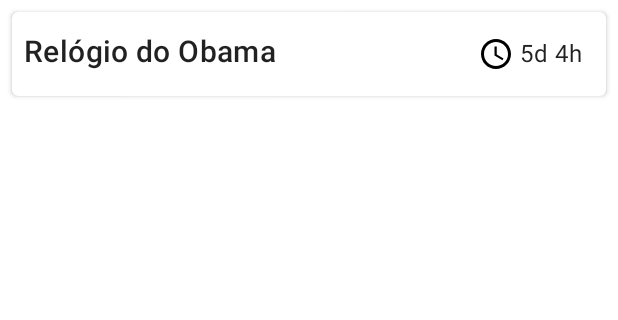
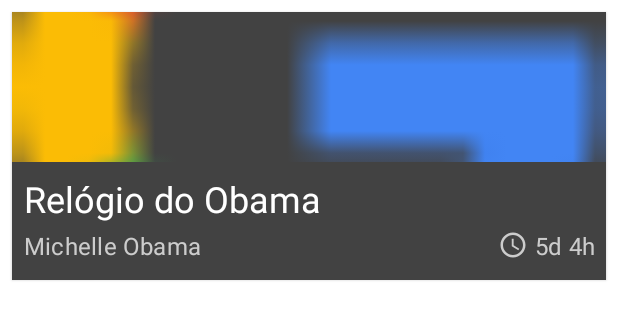
Before and after one commit to CleytonGoncalves/ofertala, an Android app: the layout item_auction.xml on its own in the app's theme, with its tools: preview values and no code run, on a phone screen of 412 x 824 dp. Shown: the top 320 px of the screen. Run offline under Robolectric (Android 15) with nearby library versions, the phone set to English and light mode, and no system bars.

Commit message:
Add auction image

```diff
--- a/app/src/main/res/drawable/ic_access_time_black_24dp.xml
+++ b/app/src/main/res/drawable/ic_access_time_black_24dp.xml
@@ -1,6 +1,6 @@
 <vector xmlns:android="http://schemas.android.com/apk/res/android"
-        android:width="24dp"
-        android:height="24dp"
+        android:width="20dp"
+        android:height="20dp"
         android:viewportWidth="24.0"
         android:viewportHeight="24.0">
     <path
--- a/app/src/main/res/layout/activity_main.xml
+++ b/app/src/main/res/layout/activity_main.xml
@@ -2,7 +2,8 @@
 <androidx.coordinatorlayout.widget.CoordinatorLayout xmlns:android="http://schemas.android.com/apk/res/android"
     xmlns:app="http://schemas.android.com/apk/res-auto"
     android:layout_width="match_parent"
-    android:layout_height="match_parent">
+    android:layout_height="match_parent"
+    android:background="@color/chuck_status_default">
 
     <com.google.android.material.appbar.AppBarLayout
         android:layout_width="match_parent"
--- a/app/src/main/res/layout/item_auction.xml
+++ b/app/src/main/res/layout/item_auction.xml
@@ -2,42 +2,73 @@
 
 
 <androidx.cardview.widget.CardView xmlns:android="http://schemas.android.com/apk/res/android"
-    xmlns:card_view="http://schemas.android.com/apk/res-auto"
+    xmlns:app="http://schemas.android.com/apk/res-auto"
     xmlns:tools="http://schemas.android.com/tools"
     android:id="@+id/auction_card"
     android:layout_width="match_parent"
     android:layout_height="wrap_content"
-    card_view:cardCornerRadius="4dp"
-    android:background="?attr/selectableItemBackground"
-    android:layout_margin="8dp">
+    style="@style/Widget.MaterialComponents.CardView"
+    app:cardBackgroundColor="@color/cardview_dark_background"
+    android:layout_marginLeft="@dimen/mtrl_card_spacing"
+    android:layout_marginTop="@dimen/mtrl_card_spacing"
+    android:layout_marginRight="@dimen/mtrl_card_spacing"
+    android:layout_marginBottom="@dimen/mtrl_card_spacing">
 
     <LinearLayout
         android:layout_width="match_parent"
         android:layout_height="match_parent"
-        android:orientation="horizontal">
+        android:orientation="vertical"
+        android:paddingBottom="12dp">
+
+        <ImageView
+            android:id="@+id/auction_img"
+            android:layout_width="match_parent"
+            android:layout_height="100dp"
+            android:scaleType="centerCrop"
+            tools:src="@drawable/googleg_standard_color_18"/>
 
         <TextView
             android:id="@+id/auction_title"
+            android:layout_width="match_parent"
+            android:layout_height="wrap_content"
+            android:layout_marginTop="8dp"
+            android:paddingRight="8dp"
+            android:paddingLeft="8dp"
+            android:textColor="@color/common_google_signin_btn_text_dark"
+            android:textAppearance="@style/TextAppearance.MaterialComponents.Headline5"
+            tools:text="Relógio do Obama" />
+
+        <LinearLayout
+            android:paddingRight="8dp"
+            android:paddingLeft="8dp"
+            android:layout_width="match_parent"
+            android:layout_height="wrap_content"
+            android:orientation="horizontal"
+            android:layout_marginTop="4dp">
+
+            <TextView
+                android:id="@+id/auction_seller"
                 android:layout_width="0dp"
+                android:layout_weight="1"
                 android:layout_height="wrap_content"
-            android:paddingStart="8dp"
-            android:paddingEnd="2dp"
-            android:paddingTop="8dp"
-            android:paddingBottom="8dp"
-            android:textAppearance="@style/TextAppearance.MaterialComponents.Headline6"
-            android:layout_weight="1"
-            tools:text="Relógio do Obama" />
+                android:gravity="center_vertical"
+                android:textColor="#CCCCCC"
+                android:textAppearance="@style/TextAppearance.MaterialComponents.Subtitle1"
+                tools:text="Michelle Obama" />
 
             <TextView
                 android:id="@+id/auction_endTime"
                 android:layout_width="wrap_content"
                 android:layout_height="wrap_content"
-            android:background="?attr/selectableItemBackground"
                 android:drawableStart="@drawable/ic_access_time_black_24dp"
                 android:drawablePadding="4dp"
-            android:padding="16dp"
-            android:textAppearance="@style/TextAppearance.MaterialComponents.Body1"
+                android:drawableTint="#CCCCCC"
+                android:gravity="center_vertical"
+                android:textColor="#CCCCCC"
+                android:textAppearance="@style/TextAppearance.MaterialComponents.Subtitle1"
                 android:textAlignment="viewEnd"
                 tools:text="5d 4h" />
+
+        </LinearLayout>
     </LinearLayout>
 </androidx.cardview.widget.CardView>
```
Also changed, not shown: app/src/main/java/com/cleytongoncalves/ofertala/data/model/Auction.kt (+5 -2 lines), app/src/main/java/com/cleytongoncalves/ofertala/features/bid/BidActivity.kt (+7 -1 lines), app/src/main/java/com/cleytongoncalves/ofertala/features/main/AuctionAdapter.kt (+14 -0 lines), app/src/main/res/layout/activity_bid.xml (+9 -4 lines), app/src/main/res/drawable/painting_placeholder.jpg (added). Lines whose indentation alone changed are shown as unchanged.
